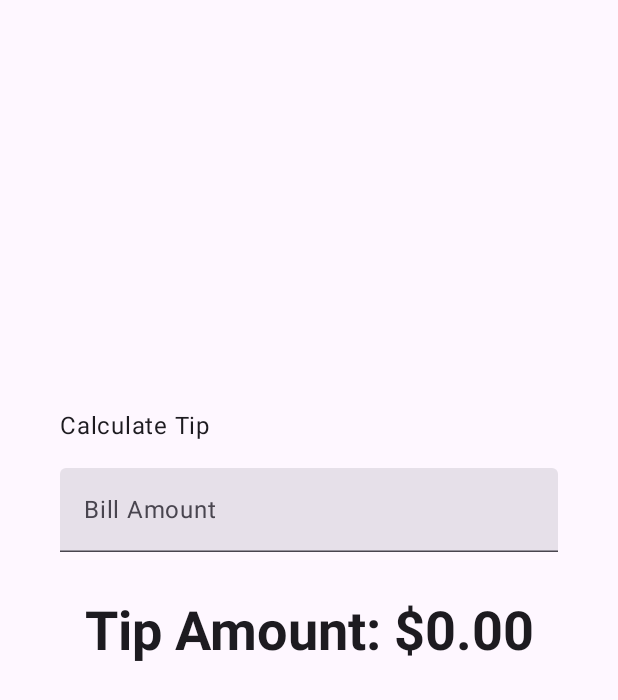
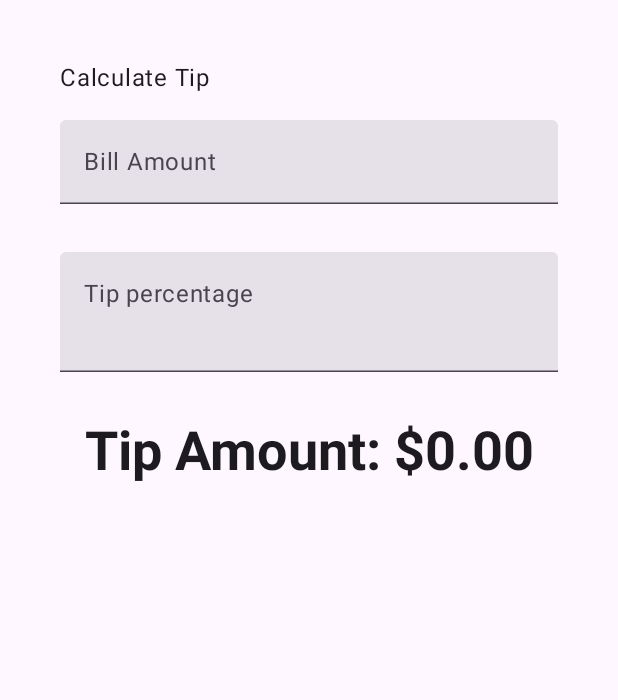
Before and after one commit to lcvaleski/android-tip-calculator, an Android app built with Jetpack Compose: the screen it shows after launch (MainActivity), on a phone screen of 412 x 824 dp. Shown: the top 700 px of the screen. Run offline under Robolectric (Android 15) with nearby library versions, the phone set to English and light mode, and no system bars.

Commit message:
Added a second remember based var for 'Tip Amount' field

```diff
--- a/app/src/main/java/com/example/tiptime/MainActivity.kt
+++ b/app/src/main/java/com/example/tiptime/MainActivity.kt
@@ -4,6 +4,7 @@ import android.os.Bundle
 import androidx.activity.ComponentActivity
 import androidx.activity.compose.setContent
 import androidx.activity.enableEdgeToEdge
+import androidx.annotation.StringRes
 import androidx.compose.foundation.layout.Arrangement
 import androidx.compose.foundation.layout.Column
 import androidx.compose.foundation.layout.Spacer
@@ -32,6 +33,7 @@ import androidx.compose.ui.unit.dp
 import com.example.tiptime.ui.theme.TipTimeTheme
 import java.text.NumberFormat
 
+
 class MainActivity : ComponentActivity() {
     override fun onCreate(savedInstanceState: Bundle?) {
         enableEdgeToEdge()
@@ -39,7 +41,9 @@ class MainActivity : ComponentActivity() {
         setContent {
             TipTimeTheme {
                 Surface(
-                    modifier = Modifier.fillMaxSize(),
+
+                    modifier = Modifier.fillMaxWidth(),
+
                 ) {
                     TipTimeLayout()
                 }
@@ -51,26 +55,34 @@ class MainActivity : ComponentActivity() {
 @Composable
 fun TipTimeLayout() {
     var amountInput by remember { mutableStateOf("") }
+    var tipInput by remember { mutableStateOf("") }
+    val amount = amountInput.toDoubleOrNull() ?: 0.0
+    val tipPercent = tipInput.toDoubleOrNull() ?: 0.0
 
-    val amount = amountInput.toDoubleOrNull() ?: 0.0
-    val tip = calculateTip(amount)
+    val tip = calculateTip(amount, tipPercent)
     Column(
-        modifier = Modifier
-            .statusBarsPadding()
-            .padding(horizontal = 40.dp)
-            .safeDrawingPadding(),
+        modifier = Modifier.padding(40.dp),
         horizontalAlignment = Alignment.CenterHorizontally,
         verticalArrangement = Arrangement.Center
     ) {
         Text(
             text = stringResource(R.string.calculate_tip),
             modifier = Modifier
-                .padding(bottom = 16.dp, top = 40.dp)
+                .padding(bottom = 16.dp)
                 .align(alignment = Alignment.Start)
         )
         EditNumberField(
+            label = R.string.bill_amount,
             value = amountInput,
             onValueChange = { amountInput = it },
+            modifier = Modifier
+                .padding(bottom = 32.dp)
+                .fillMaxWidth()
+        )
+        EditNumberField(
+            label = R.string.how_was_the_service,
+            value = tipInput,
+            onValueChange = { tipInput = it },
             modifier = Modifier
                 .padding(bottom = 32.dp)
                 .fillMaxWidth()
@@ -85,6 +97,7 @@ fun TipTimeLayout() {
 
 @Composable
 fun EditNumberField(
+    @StringRes label: Int,
     value: String,
     onValueChange: (String) -> Unit,
     modifier: Modifier = Modifier
@@ -93,7 +106,7 @@ fun EditNumberField(
         value = value,
         onValueChange = onValueChange,
         singleLine = true,
-        label = { Text(stringResource(R.string.bill_amount)) },
+        label = { Text(stringResource(label)) },
         keyboardOptions = KeyboardOptions(keyboardType = KeyboardType.Number),
         modifier = modifier
     )
--- a/app/src/main/res/values/strings.xml
+++ b/app/src/main/res/values/strings.xml
@@ -5,4 +5,5 @@
     <string name="calculate_tip">Calculate Tip</string>
     <string name="bill_amount">Bill Amount</string>
     <string name="tip_amount">Tip Amount: %s</string>
+    <string name="how_was_the_service">Tip percentage\n</string>
 </resources>
```
